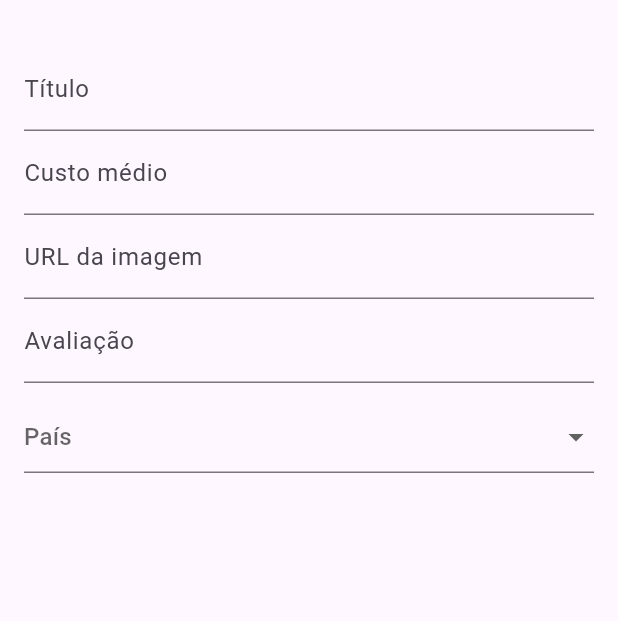
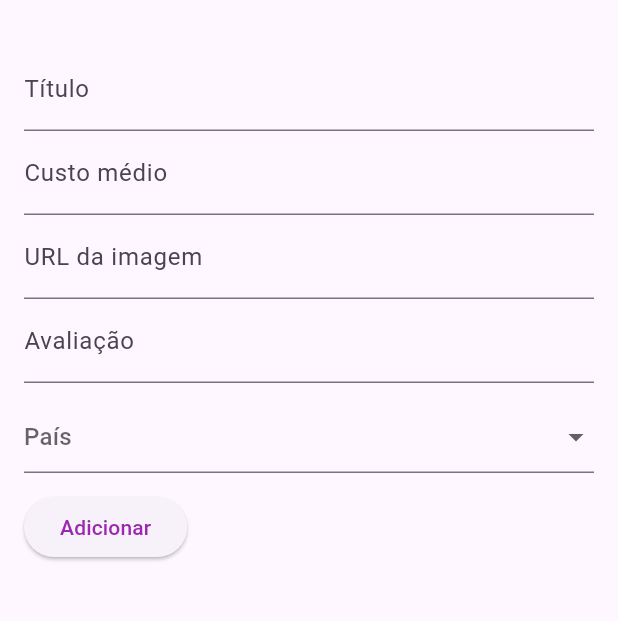
Before and after one commit to joaopaulopmedeiros/ddm-miniprojeto3, a Flutter app: the AddPlaceScreen screen opened by its route, on a phone screen of 412 x 824 dp, the part 61-682 px from its top. Run offline on Flutter 3.47's test engine with Material 3 defaults, Android fonts, the phone set to English and light mode, and no system bars.

Commit message:
feat: submit btn

```diff
--- a/lib/screens/place_add_screen.dart
+++ b/lib/screens/place_add_screen.dart
@@ -89,7 +89,9 @@ class _AddPlaceFormState extends State<AddPlaceForm> {
                       : null;
                 },
               ),
-              const SizedBox(height: 12,),
+              const SizedBox(
+                height: 12,
+              ),
               DropdownButtonFormField<String>(
                 hint: const Text("País"),
                 value: selectedCategory,
@@ -101,6 +103,15 @@ class _AddPlaceFormState extends State<AddPlaceForm> {
                     .toList(),
                 onChanged: (String? value) {},
               ),
+              const SizedBox(
+                height: 12,
+              ),
+              ElevatedButton(
+                onPressed: () {
+                  if (_formKey.currentState!.validate()) {}
+                },
+                child: const Text('Adicionar'),
+              ),
             ],
           )),
     );
```
